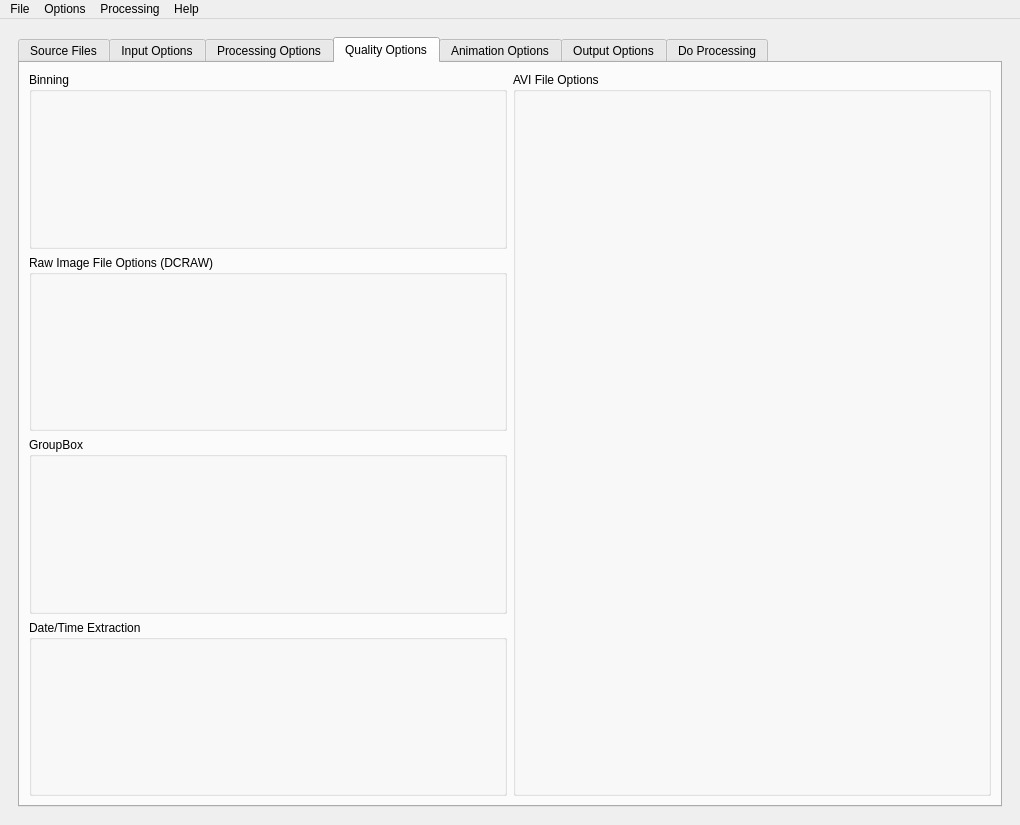
This is ui/pipp.ui in openastroproject/oaPIPP as Qt 5 draws it before an edit. The edited form follows.
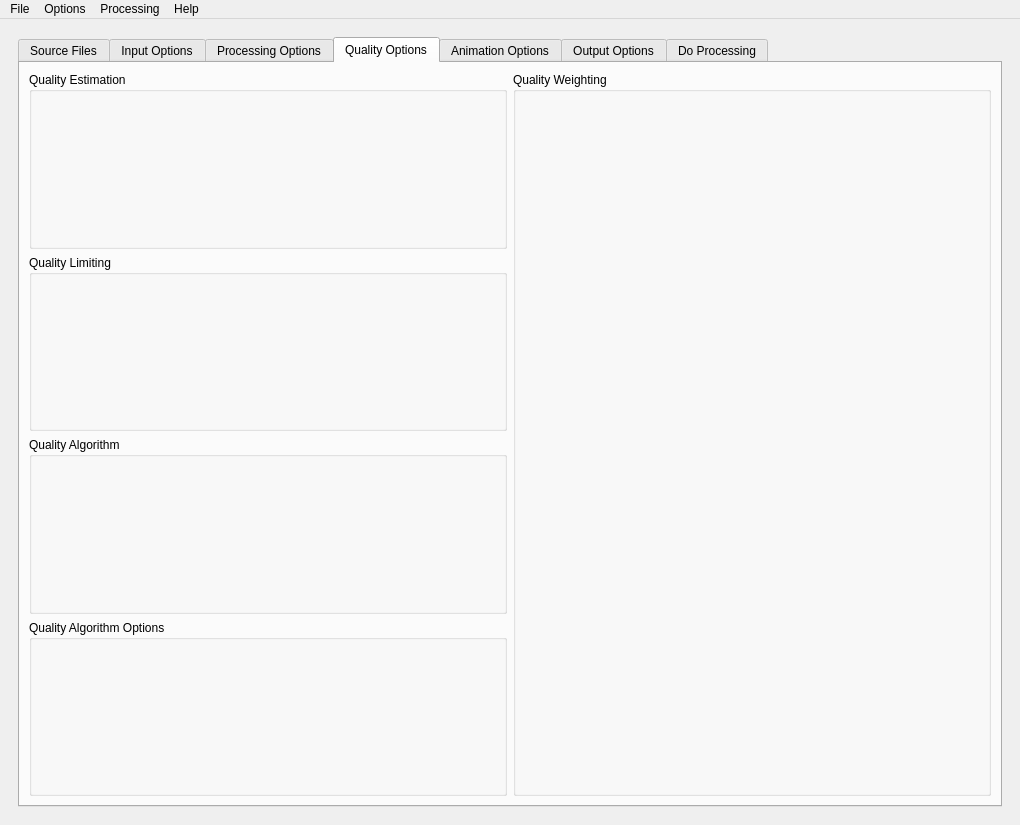
This is the edited form. The open tabs and pages were chosen to show the change.

Commit message: Set correct names for all group boxes

Diff of the .ui file:
```diff
--- a/ui/pipp.ui
+++ b/ui/pipp.ui
@@ -2042,28 +2042,28 @@
              <item>
               <widget class="QGroupBox" name="zzz3">
                <property name="title">
-                <string>Binning</string>
+                <string>Quality Estimation</string>
                </property>
               </widget>
              </item>
              <item>
               <widget class="QGroupBox" name="zzz4">
                <property name="title">
-                <string>Raw Image File Options (DCRAW)</string>
+                <string>Quality Limiting</string>
                </property>
               </widget>
              </item>
              <item>
               <widget class="QGroupBox" name="groupBox">
                <property name="title">
-                <string>GroupBox</string>
+                <string>Quality Algorithm</string>
                </property>
               </widget>
              </item>
              <item>
               <widget class="QGroupBox" name="zzz5">
                <property name="title">
-                <string>Date/Time Extraction</string>
+                <string>Quality Algorithm Options</string>
                </property>
               </widget>
              </item>
@@ -2074,7 +2074,7 @@
              <item>
               <widget class="QGroupBox" name="zzz7">
                <property name="title">
-                <string>AVI File Options</string>
+                <string>Quality Weighting</string>
                </property>
               </widget>
              </item>
```
Left out of the diff: 26 changed lines with no effect on the pictures.
